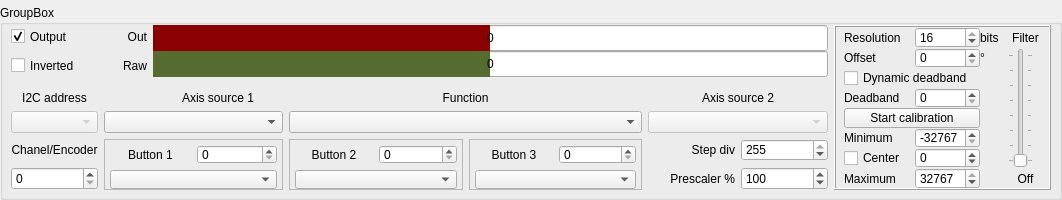
Old version of the form widgets/axes.ui in the repository FreeJoy-Team/FreeJoyConfiguratorQt.
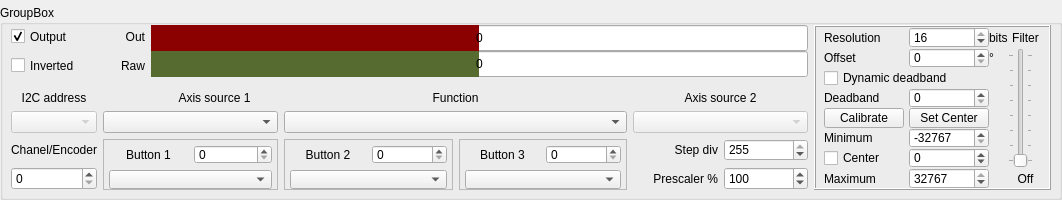
New version of the form.

Commit message: Extended calibration

Patch:
```diff
--- a/widgets/axes.ui
+++ b/widgets/axes.ui
@@ -368,7 +368,7 @@
         <property name="frameShadow">
          <enum>QFrame::Raised</enum>
         </property>
-        <layout class="QGridLayout" name="gridLayout" columnstretch="5,4,2,2">
+        <layout class="QGridLayout" name="gridLayout" columnstretch="0,0,0,0,0" columnminimumwidth="0,5,0,0,0">
          <property name="leftMargin">
           <number>8</number>
          </property>
@@ -384,21 +384,23 @@
          <property name="spacing">
           <number>0</number>
          </property>
-         <item row="0" column="0">
-          <widget class="QLabel" name="text_resolution">
-           <property name="text">
-            <string>Resolution</string>
+         <item row="1" column="4" rowspan="6">
+          <widget class="QSlider" name="sliderV_Filter">
+           <property name="maximum">
+            <number>7</number>
            </property>
-          </widget>
-         </item>
-         <item row="1" column="0">
-          <widget class="QLabel" name="text_offset">
-           <property name="text">
-            <string>Offset</string>
+           <property name="pageStep">
+            <number>1</number>
            </property>
+           <property name="orientation">
+            <enum>Qt::Vertical</enum>
+           </property>
+           <property name="tickPosition">
+            <enum>QSlider::TicksBothSides</enum>
+           </property>
           </widget>
          </item>
-         <item row="1" column="1">
+         <item row="1" column="2">
           <widget class="QSpinBox" name="spinBox_Offset">
            <property name="correctionMode">
             <enum>QAbstractSpinBox::CorrectToNearestValue</enum>
@@ -411,54 +413,47 @@
            </property>
           </widget>
          </item>
-         <item row="3" column="0">
-          <widget class="QLabel" name="text_deadband">
+         <item row="5" column="2">
+          <widget class="QSpinBox" name="spinBox_CalibMin">
+           <property name="sizePolicy">
+            <sizepolicy hsizetype="Minimum" vsizetype="Fixed">
+             <horstretch>0</horstretch>
+             <verstretch>0</verstretch>
+            </sizepolicy>
+           </property>
+           <property name="minimum">
+            <number>-32767</number>
+           </property>
+           <property name="maximum">
+            <number>32767</number>
+           </property>
+           <property name="value">
+            <number>-32767</number>
+           </property>
+          </widget>
+         </item>
+         <item row="0" column="0">
+          <widget class="QLabel" name="text_resolution">
            <property name="text">
-            <string>Deadband</string>
+            <string>Resolution</string>
            </property>
           </widget>
          </item>
-         <item row="0" column="2">
+         <item row="0" column="3">
           <widget class="QLabel" name="text_bits">
            <property name="text">
             <string>bits</string>
            </property>
           </widget>
          </item>
-         <item row="3" column="1">
-          <widget class="QSpinBox" name="spinBox_Deadband">
-           <property name="correctionMode">
-            <enum>QAbstractSpinBox::CorrectToNearestValue</enum>
-           </property>
-           <property name="maximum">
-            <number>127</number>
-           </property>
-          </widget>
-         </item>
-         <item row="0" column="1">
-          <widget class="QSpinBox" name="spinBox_Resolution">
-           <property name="correctionMode">
-            <enum>QAbstractSpinBox::CorrectToNearestValue</enum>
-           </property>
-           <property name="minimum">
-            <number>1</number>
-           </property>
-           <property name="maximum">
-            <number>16</number>
-           </property>
-           <property name="value">
-            <number>16</number>
-           </property>
-          </widget>
-         </item>
-         <item row="5" column="0">
-          <widget class="QLabel" name="text_minimum">
+         <item row="4" column="2">
+          <widget class="QPushButton" name="pushButton_SetCenter">
            <property name="text">
-            <string>Minimum</string>
+            <string>Set Center</string>
            </property>
           </widget>
          </item>
-         <item row="0" column="3">
+         <item row="0" column="4">
           <widget class="QLabel" name="text_filter">
            <property name="text">
             <string>Filter</string>
@@ -468,27 +463,7 @@
            </property>
           </widget>
          </item>
-         <item row="5" column="1">
-          <widget class="QSpinBox" name="spinBox_CalibMin">
-           <property name="minimum">
-            <number>-32767</number>
-           </property>
-           <property name="maximum">
-            <number>32767</number>
-           </property>
-           <property name="value">
-            <number>-32767</number>
-           </property>
-          </widget>
-         </item>
-         <item row="1" column="2">
-          <widget class="QLabel" name="text_angle">
-           <property name="text">
-            <string>°</string>
-           </property>
-          </widget>
-         </item>
-         <item row="6" column="1">
+         <item row="6" column="2">
           <widget class="QSpinBox" name="spinBox_CalibCenter">
            <property name="minimum">
             <number>-32767</number>
@@ -498,13 +473,6 @@
            </property>
           </widget>
          </item>
-         <item row="6" column="0">
-          <widget class="QCheckBox" name="checkBox_Center">
-           <property name="text">
-            <string>Center</string>
-           </property>
-          </widget>
-         </item>
          <item row="7" column="0">
           <widget class="QLabel" name="text_maximum">
            <property name="text">
@@ -512,55 +480,10 @@
            </property>
           </widget>
          </item>
-         <item row="7" column="1">
-          <widget class="QSpinBox" name="spinBox_CalibMax">
-           <property name="minimum">
-            <number>-32767</number>
-           </property>
-           <property name="maximum">
-            <number>32767</number>
-           </property>
-           <property name="value">
-            <number>32767</number>
-           </property>
-          </widget>
-         </item>
-         <item row="7" column="3">
-          <widget class="QLabel" name="label_Filter">
-           <property name="minimumSize">
-            <size>
-             <width>35</width>
-             <height>0</height>
-            </size>
-           </property>
-           <property name="text">
-            <string>Off</string>
-           </property>
-           <property name="alignment">
-            <set>Qt::AlignCenter</set>
-           </property>
-          </widget>
-         </item>
-         <item row="1" column="3" rowspan="6">
-          <widget class="QSlider" name="sliderV_Filter">
-           <property name="maximum">
-            <number>7</number>
-           </property>
-           <property name="pageStep">
-            <number>1</number>
-           </property>
-           <property name="orientation">
-            <enum>Qt::Vertical</enum>
-           </property>
-           <property name="tickPosition">
-            <enum>QSlider::TicksBothSides</enum>
-           </property>
-          </widget>
-         </item>
-         <item row="4" column="0" colspan="2">
+         <item row="4" column="0">
           <widget class="QPushButton" name="pushButton_StartCalib">
            <property name="text">
-            <string>Start calibration</string>
+            <string>Calibrate</string>
            </property>
            <property name="checkable">
             <bool>true</bool>
@@ -570,6 +493,109 @@
            </property>
           </widget>
          </item>
+         <item row="7" column="4">
+          <widget class="QLabel" name="label_Filter">
+           <property name="minimumSize">
+            <size>
+             <width>35</width>
+             <height>0</height>
+            </size>
+           </property>
+           <property name="text">
+            <string>Off</string>
+           </property>
+           <property name="alignment">
+            <set>Qt::AlignCenter</set>
+           </property>
+          </widget>
+         </item>
+         <item row="3" column="2">
+          <widget class="QSpinBox" name="spinBox_Deadband">
+           <property name="correctionMode">
+            <enum>QAbstractSpinBox::CorrectToNearestValue</enum>
+           </property>
+           <property name="maximum">
+            <number>127</number>
+           </property>
+          </widget>
+         </item>
+         <item row="1" column="0">
+          <widget class="QLabel" name="text_offset">
+           <property name="text">
+            <string>Offset</string>
+           </property>
+          </widget>
+         </item>
+         <item row="0" column="2">
+          <widget class="QSpinBox" name="spinBox_Resolution">
+           <property name="correctionMode">
+            <enum>QAbstractSpinBox::CorrectToNearestValue</enum>
+           </property>
+           <property name="minimum">
+            <number>1</number>
+           </property>
+           <property name="maximum">
+            <number>16</number>
+           </property>
+           <property name="value">
+            <number>16</number>
+           </property>
+          </widget>
+         </item>
+         <item row="7" column="2">
+          <widget class="QSpinBox" name="spinBox_CalibMax">
+           <property name="minimum">
+            <number>-32767</number>
+           </property>
+           <property name="maximum">
+            <number>32767</number>
+           </property>
+           <property name="value">
+            <number>32767</number>
+           </property>
+          </widget>
+         </item>
+         <item row="3" column="0">
+          <widget class="QLabel" name="text_deadband">
+           <property name="text">
+            <string>Deadband</string>
+           </property>
+          </widget>
+         </item>
+         <item row="1" column="3">
+          <widget class="QLabel" name="text_angle">
+           <property name="text">
+            <string>°</string>
+           </property>
+          </widget>
+         </item>
+         <item row="6" column="0">
+          <widget class="QCheckBox" name="checkBox_Center">
+           <property name="text">
+            <string>Center</string>
+           </property>
+          </widget>
+         </item>
+         <item row="5" column="0">
+          <widget class="QLabel" name="text_minimum">
+           <property name="text">
+            <string>Minimum</string>
+           </property>
+          </widget>
+         </item>
+         <item row="4" column="1">
+          <spacer name="horizontalSpacer">
+           <property name="orientation">
+            <enum>Qt::Horizontal</enum>
+           </property>
+           <property name="sizeHint" stdset="0">
+            <size>
+             <width>40</width>
+             <height>20</height>
+            </size>
+           </property>
+          </spacer>
+         </item>
          <item row="2" column="0" colspan="3">
           <widget class="QCheckBox" name="checkBox_DynDeadband">
            <property name="text">
```
The commit also changes 6 other files.
